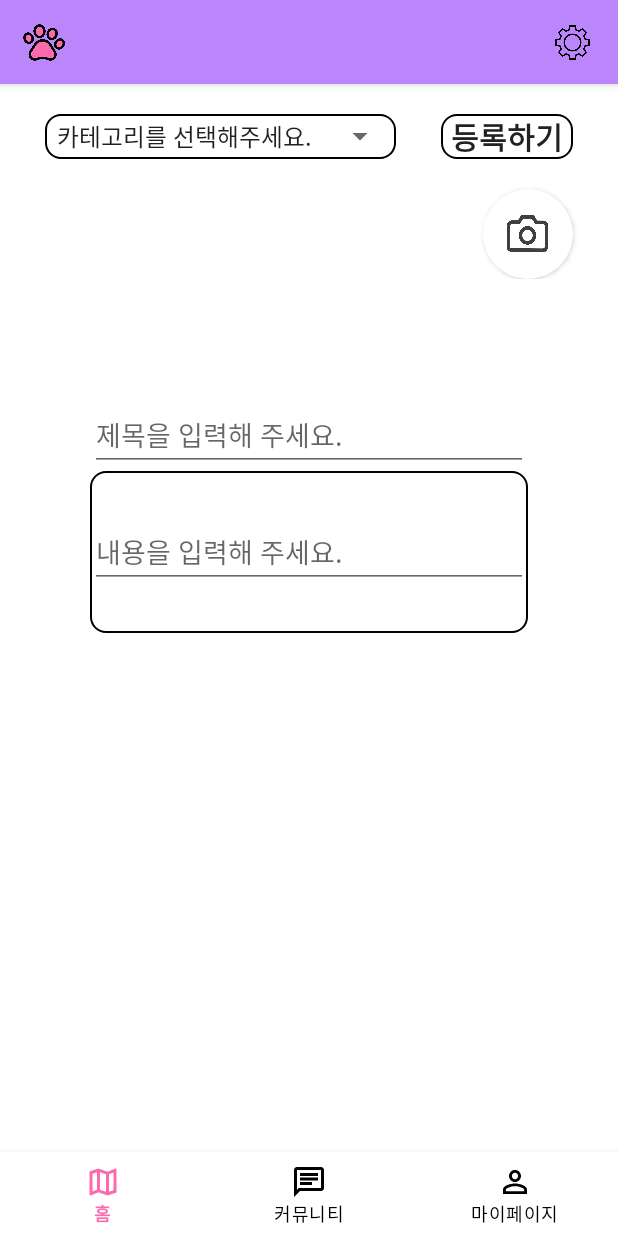
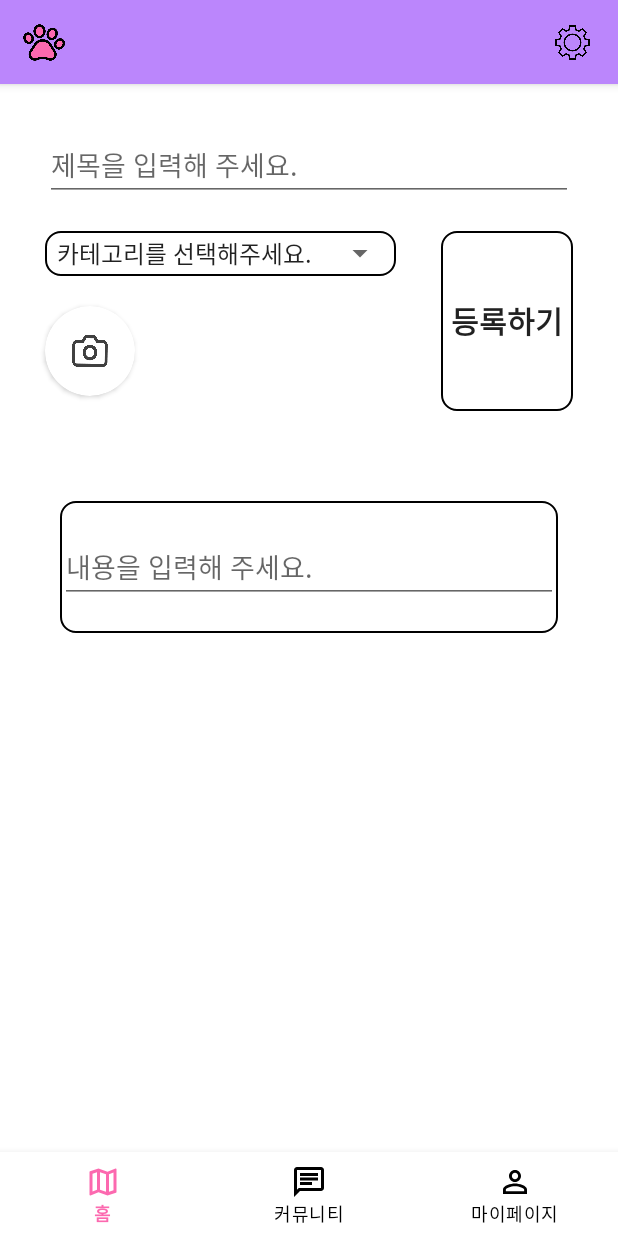
Before and after one commit to 10Jojojojo/10Team, an Android app: the Community_plusFragment screen opened through its navigation route, on a phone screen of 412 x 824 dp. Run offline under Robolectric (Android 15) with nearby library versions, the phone set to English and light mode, and no system bars; our stand-ins replace navigation-ui; pictures from the network do not load; 1 statement that could not run was skipped.

Commit message:
[Feat] : 커뮤니티 프래그먼트 글에 이미지 여러장 넣을수 있게 구현

```diff
--- a/app/src/main/res/layout/fragment_community_plus.xml
+++ b/app/src/main/res/layout/fragment_community_plus.xml
@@ -12,12 +12,26 @@
         android:layout_height="match_parent">
 
         <androidx.constraintlayout.widget.ConstraintLayout
+            android:id="@+id/cl_title"
+            android:layout_width="match_parent"
+            android:layout_height="wrap_content"
+            app:layout_constraintTop_toTopOf="parent">
+            <EditText
+                android:id="@+id/et_title"
+                android:layout_width="match_parent"
+                android:layout_height="wrap_content"
+                android:layout_margin="30dp"
+                android:hint="제목을 입력해 주세요."
+                app:layout_constraintTop_toTopOf="parent" />
+
+        </androidx.constraintlayout.widget.ConstraintLayout>
+        <androidx.constraintlayout.widget.ConstraintLayout
             android:id="@+id/cl_submission_controls"
             android:layout_width="match_parent"
             android:layout_height="wrap_content"
             android:paddingVertical="20dp"
-            app:layout_constraintBottom_toTopOf="@id/cl_post"
-            app:layout_constraintTop_toTopOf="parent">
+            app:layout_constraintBottom_toTopOf="@id/sv_post"
+            app:layout_constraintTop_toBottomOf="@id/cl_title">
 
             <androidx.constraintlayout.widget.ConstraintLayout
                 android:id="@+id/cl_spinner"
@@ -40,30 +54,30 @@
             <androidx.appcompat.widget.AppCompatButton
                 android:id="@+id/bt_complete"
                 android:layout_width="wrap_content"
-                android:layout_height="30dp"
+                android:layout_height="120dp"
                 android:layout_marginEnd="30dp"
                 android:background="@drawable/background"
                 android:gravity="center"
                 android:text="등록하기"
                 android:textSize="20sp"
                 android:textStyle="bold"
-                app:layout_constraintBottom_toBottomOf="@id/cl_spinner"
                 app:layout_constraintEnd_toEndOf="parent"
-                app:layout_constraintTop_toTopOf="@id/cl_spinner" />
+                app:layout_constraintTop_toTopOf="parent" />
 
             <androidx.cardview.widget.CardView
                 android:id="@+id/cv_upload_image"
                 android:layout_width="60dp"
                 android:layout_height="60dp"
+                android:layout_marginStart="30dp"
                 android:layout_marginTop="20dp"
                 app:cardCornerRadius="100dp"
-                app:layout_constraintEnd_toEndOf="@id/bt_complete"
-                app:layout_constraintTop_toBottomOf="@id/bt_complete">
+                app:layout_constraintStart_toStartOf="parent"
+                app:layout_constraintTop_toBottomOf="@id/cl_spinner">
 
                 <ImageView
                     android:id="@+id/iv_upload_image"
-                    android:layout_width="30dp"
-                    android:layout_height="30dp"
+                    android:layout_width="36dp"
+                    android:layout_height="25dp"
                     android:layout_gravity="center"
                     android:src="@drawable/ic_opengallery" />
 
@@ -71,35 +85,29 @@
         </androidx.constraintlayout.widget.ConstraintLayout>
 
         <ScrollView
+            android:id="@+id/sv_post"
             android:layout_width="match_parent"
             android:layout_height="0dp"
-            app:layout_constraintTop_toBottomOf="@id/cl_submission_controls"
-            app:layout_constraintBottom_toBottomOf="parent">
+            app:layout_constraintBottom_toBottomOf="parent"
+            app:layout_constraintTop_toBottomOf="@id/cl_submission_controls">
+
             <androidx.constraintlayout.widget.ConstraintLayout
                 android:id="@+id/cl_post"
                 android:layout_width="match_parent"
                 android:layout_height="wrap_content"
-            android:layout_margin="30dp"
+                android:layout_margin="10dp"
                 android:padding="30dp"
                 app:layout_constraintTop_toBottomOf="@id/cl_submission_controls">
-
-                <EditText
-                android:id="@+id/et_title"
-                android:layout_width="match_parent"
-                android:layout_height="wrap_content"
-                android:hint="제목을 입력해 주세요."
-                app:layout_constraintBottom_toTopOf="@id/cl_content"
-                app:layout_constraintTop_toTopOf="parent" />
 
                 <androidx.constraintlayout.widget.ConstraintLayout
                     android:id="@+id/cl_content"
                     android:layout_width="match_parent"
                     android:layout_height="wrap_content"
                     android:background="@drawable/background"
-                android:paddingTop="30dp"
-                android:paddingBottom="30dp"
+                    android:paddingTop="20dp"
+                    android:paddingBottom="20dp"
                     app:layout_constraintBottom_toBottomOf="parent"
-                app:layout_constraintTop_toBottomOf="@id/et_title">
+                    app:layout_constraintTop_toTopOf="parent">
 
                     <androidx.recyclerview.widget.RecyclerView
                         android:id="@+id/rv_content"
```
Also changed, not shown: app/src/main/java/com/footprint/app/ui/community/CommunityAdapter.kt (+3 -4 lines), app/src/main/java/com/footprint/app/ui/community/Community_plusFragment.kt (+6 -2 lines), app/src/main/res/layout/item_image.xml (+4 -4 lines), app/src/main/res/layout/item_post.xml (+34 -31 lines). Lines whose indentation alone changed are shown as unchanged.
